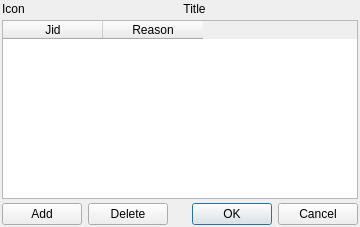
Qt form src/plugins/multiuserchat/edituserslistdialog2.ui (xnamed/vacuum-im) before a commit.
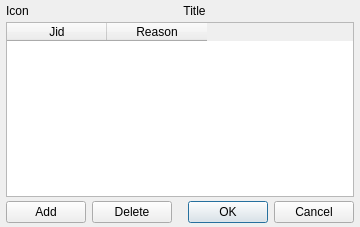
The same form after that commit.

```diff
--- a/src/plugins/multiuserchat/edituserslistdialog2.ui
+++ b/src/plugins/multiuserchat/edituserslistdialog2.ui
@@ -21,16 +21,16 @@
     <number>4</number>
    </property>
    <property name="leftMargin">
-    <number>2</number>
+    <number>6</number>
    </property>
    <property name="topMargin">
-    <number>2</number>
+    <number>4</number>
    </property>
    <property name="rightMargin">
-    <number>2</number>
+    <number>6</number>
    </property>
    <property name="bottomMargin">
-    <number>2</number>
+    <number>4</number>
    </property>
    <item>
     <layout class="QHBoxLayout" name="horizontalLayout">
```
